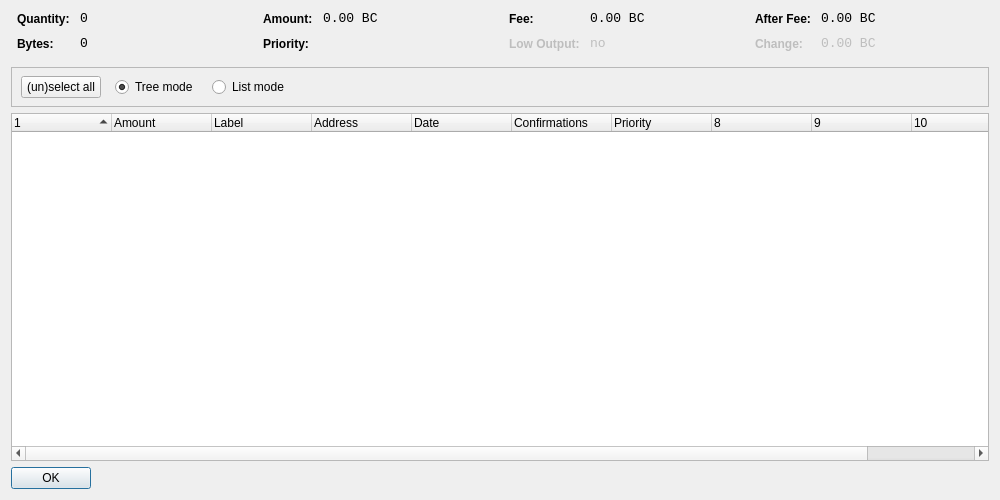
First picture: the form in src/qt/forms/coincontroldialog.ui, repository TheLindaProjectInc/Metrix, before the edit.
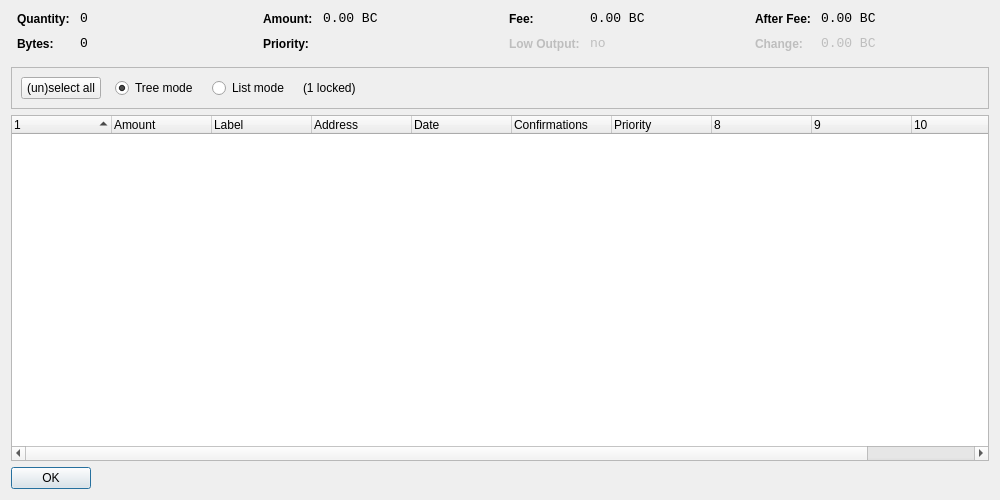
Second picture: the form after the edit. Custom widgets are drawn as their Qt base class.

```diff
--- a/src/qt/forms/coincontroldialog.ui
+++ b/src/qt/forms/coincontroldialog.ui
@@ -370,15 +370,8 @@
      <property name="frameShadow">
       <enum>QFrame::Sunken</enum>
      </property>
-     <widget class="QWidget" name="horizontalLayoutWidget">
-      <property name="geometry">
-       <rect>
-        <x>10</x>
-        <y>0</y>
-        <width>781</width>
-        <height>41</height>
-       </rect>
-      </property>
+         <layout class="QHBoxLayout" name="horizontalLayout">
+      <item>
       <layout class="QHBoxLayout" name="horizontalLayoutPanel" stretch="0,0,0,0,0">
        <property name="spacing">
         <number>14</number>
@@ -425,6 +418,13 @@
          </property>
         </widget>
        </item>
+        <item>
+         <widget class="QLabel" name="labelLocked">
+          <property name="text">
+           <string notr="true">(1 locked)</string>
+          </property>
+         </widget>
+        </item>
        <item>
         <spacer name="horizontalSpacer">
          <property name="orientation">
@@ -439,7 +439,8 @@
         </spacer>
        </item>
       </layout>
-     </widget>
+      </item>
+     </layout>
     </widget>
    </item>
    <item>
```
Lines whose indentation alone changed are shown as unchanged.
